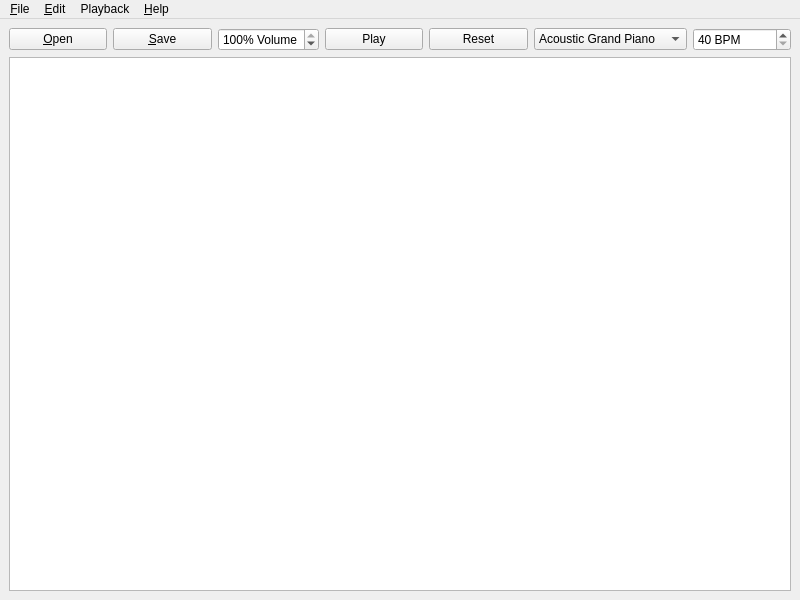
This is src/qtmidi.ui in Davi-FSantos/INF-01120_26-1 as Qt 5 draws it before an edit. The edited form follows.
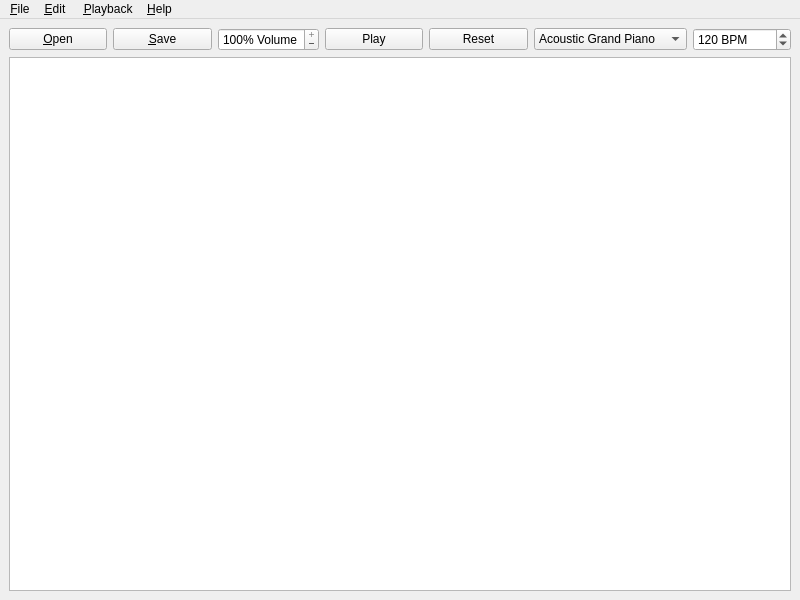
This is the edited form. Icons and pictures are not drawn.

Commit message: feat(ui): integrate parser, player, and audio engine with MainWindow

```diff
--- a/src/qtmidi.ui
+++ b/src/qtmidi.ui
@@ -51,6 +51,9 @@
       </item>
       <item>
        <widget class="QSpinBox" name="spinBox">
+        <property name="buttonSymbols">
+         <enum>QAbstractSpinBox::ButtonSymbols::PlusMinus</enum>
+        </property>
         <property name="suffix">
          <string>% Volume</string>
         </property>
@@ -728,6 +731,9 @@
       </item>
       <item>
        <widget class="QSpinBox" name="spinBox_2">
+        <property name="buttonSymbols">
+         <enum>QAbstractSpinBox::ButtonSymbols::UpDownArrows</enum>
+        </property>
         <property name="suffix">
          <string> BPM</string>
         </property>
@@ -740,6 +746,9 @@
         <property name="maximum">
          <number>1200</number>
         </property>
+        <property name="value">
+         <number>120</number>
+        </property>
        </widget>
       </item>
      </layout>
@@ -779,7 +788,7 @@
    </widget>
    <widget class="QMenu" name="menuPlayback">
     <property name="title">
-     <string>Playback</string>
+     <string> &amp;Playback</string>
     </property>
     <widget class="QMenu" name="menuChange_Instrument">
      <property name="title">
```
Left out of the diff: 31 changed lines with no effect on the pictures. The commit also changes 2 other files.
